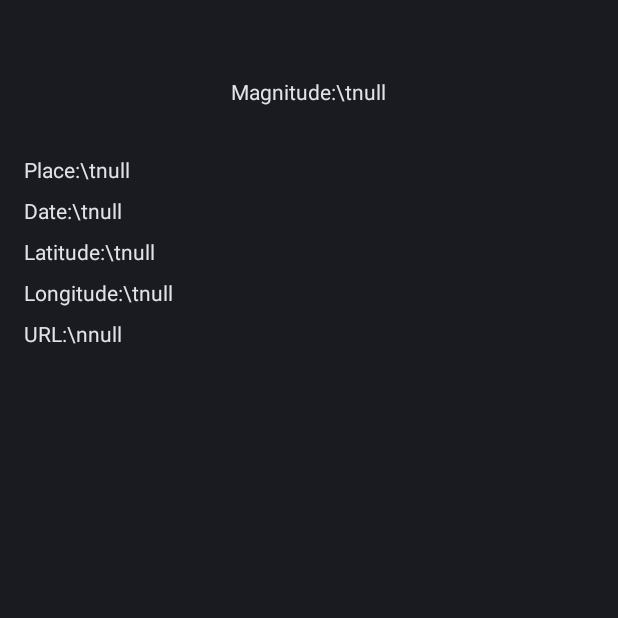
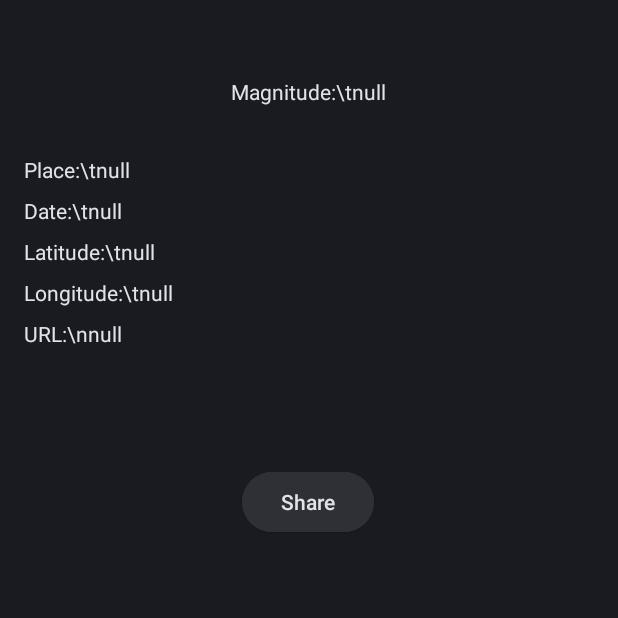
Before and after one commit to Manuesh/Earthquakes, an Android app: the DetailActivity screen opened directly, with no data from a screen before it, on a phone screen of 412 x 824 dp, the top half of it. Run offline under Robolectric (Android 15) with nearby library versions, the phone set to English and light mode, and no system bars; our stand-ins replace data binding.

Commit message:
Added a share button into Activity Detail

```diff
--- /dev/null
+++ b/app/src/main/res/drawable/baseline_share_24.xml
@@ -0,0 +1,5 @@
+<vector android:height="24dp" android:tint="#000000"
+    android:viewportHeight="24" android:viewportWidth="24"
+    android:width="24dp" xmlns:android="http://schemas.android.com/apk/res/android">
+    <path android:fillColor="@android:color/white" android:pathData="M18,16.08c-0.76,0 -1.44,0.3 -1.96,0.77L8.91,12.7c0.05,-0.23 0.09,-0.46 0.09,-0.7s-0.04,-0.47 -0.09,-0.7l7.05,-4.11c0.54,0.5 1.25,0.81 2.04,0.81 1.66,0 3,-1.34 3,-3s-1.34,-3 -3,-3 -3,1.34 -3,3c0,0.24 0.04,0.47 0.09,0.7L8.04,9.81C7.5,9.31 6.79,9 6,9c-1.66,0 -3,1.34 -3,3s1.34,3 3,3c0.79,0 1.5,-0.31 2.04,-0.81l7.12,4.16c-0.05,0.21 -0.08,0.43 -0.08,0.65 0,1.61 1.31,2.92 2.92,2.92 1.61,0 2.92,-1.31 2.92,-2.92s-1.31,-2.92 -2.92,-2.92z"/>
+</vector>
--- a/app/src/main/res/layout/activity_detail.xml
+++ b/app/src/main/res/layout/activity_detail.xml
@@ -119,5 +119,22 @@
             app:layout_constraintStart_toStartOf="parent"
             app:layout_constraintTop_toBottomOf="@+id/textEarthquakeLongitude"
             tools:text="Earthquake url" />
+
+        <Button
+            android:id="@+id/shareButton"
+            style="@style/Widget.Material3.Button.ElevatedButton"
+            android:layout_width="wrap_content"
+            android:layout_height="wrap_content"
+            android:backgroundTint="@color/material_dynamic_neutral20"
+            android:text="Share"
+            android:textColor="@color/material_dynamic_neutral90"
+            app:layout_constraintBottom_toBottomOf="parent"
+            app:layout_constraintEnd_toEndOf="parent"
+            app:layout_constraintHorizontal_bias="0.498"
+            app:layout_constraintStart_toStartOf="parent"
+            app:layout_constraintTop_toBottomOf="@+id/textEarthquakeMagnitude"
+            app:layout_constraintVertical_bias="0.34" />
+
+
     </androidx.constraintlayout.widget.ConstraintLayout>
 </layout>
--- a/app/src/main/res/layout/adapter_earthquake.xml
+++ b/app/src/main/res/layout/adapter_earthquake.xml
@@ -51,6 +51,7 @@
                     android:text="@{`Date:\t` +earthquake.time.toString()}"
                     android:textColor="@color/material_dynamic_neutral90"
                     tools:text="Earthquake time" />
+
             </LinearLayout>
         </androidx.cardview.widget.CardView>
     </LinearLayout>
--- a/app/src/main/res/values-night/themes.xml
+++ b/app/src/main/res/values-night/themes.xml
@@ -11,6 +11,6 @@
         <item name = "android:colorPrimary">@color/material_dynamic_neutral10</item>
         <item name = "android:colorSecondary">@color/material_dynamic_neutral10</item>
         <item name = "android:colorError">@color/material_dynamic_neutral10</item>
-        <item name="colorSecondaryContainer">@color/material_dynamic_neutral20</item>
+        <item name = "colorSecondaryContainer">@color/material_dynamic_neutral20</item>
     </style>
 </resources>
--- a/app/src/main/res/values/themes.xml
+++ b/app/src/main/res/values/themes.xml
@@ -11,7 +11,7 @@
         <item name = "android:colorPrimary">@color/material_dynamic_neutral10</item>
         <item name = "android:colorSecondary">@color/material_dynamic_neutral10</item>
         <item name = "android:colorError">@color/material_dynamic_neutral10</item>
-        <item name="colorSecondaryContainer">@color/material_dynamic_neutral20</item>
+        <item name = "colorSecondaryContainer">@color/material_dynamic_neutral20</item>
     </style>
 
     <style name="Theme.Earthquakes" parent="Base.Theme.Earthquakes" />
```
Also changed, not shown: app/src/main/java/it/serverbooster/app/earthquakes/DetailActivity.java (+11 -0 lines).
